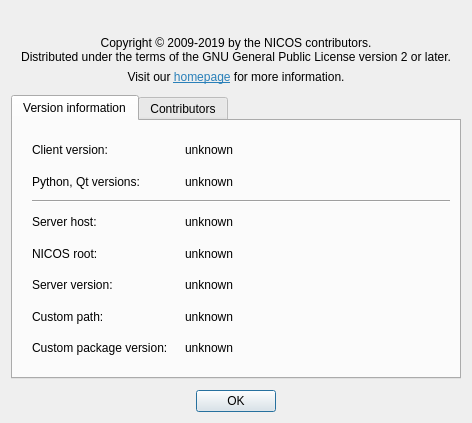
Before: the Qt Designer form nicos/clients/gui/dialogs/about.ui in mlz-ictrl/nicos, drawn with Qt 5.
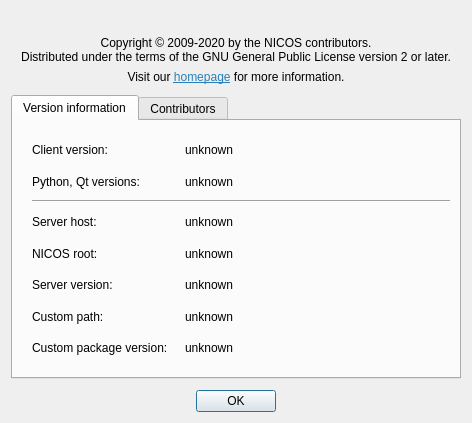
After: the same form once the commit is applied. Icons and pictures are not drawn.

Commit message: Update copyright information (year)

```diff
--- a/nicos/clients/gui/dialogs/about.ui
+++ b/nicos/clients/gui/dialogs/about.ui
@@ -56,7 +56,7 @@
    <item>
     <widget class="QLabel" name="label_2">
      <property name="text">
-      <string>&lt;html&gt;&lt;head/&gt;&lt;body&gt;&lt;p&gt;Copyright © 2009-2019 by the NICOS contributors.&lt;br/&gt;Distributed under the terms of the GNU General Public License version 2 or later.&lt;/p&gt;&lt;/body&gt;&lt;/html&gt;</string>
+      <string>&lt;html&gt;&lt;head/&gt;&lt;body&gt;&lt;p&gt;Copyright © 2009-2020 by the NICOS contributors.&lt;br/&gt;Distributed under the terms of the GNU General Public License version 2 or later.&lt;/p&gt;&lt;/body&gt;&lt;/html&gt;</string>
      </property>
      <property name="textFormat">
       <enum>Qt::RichText</enum>
```
The commit also changes 1027 other files.
